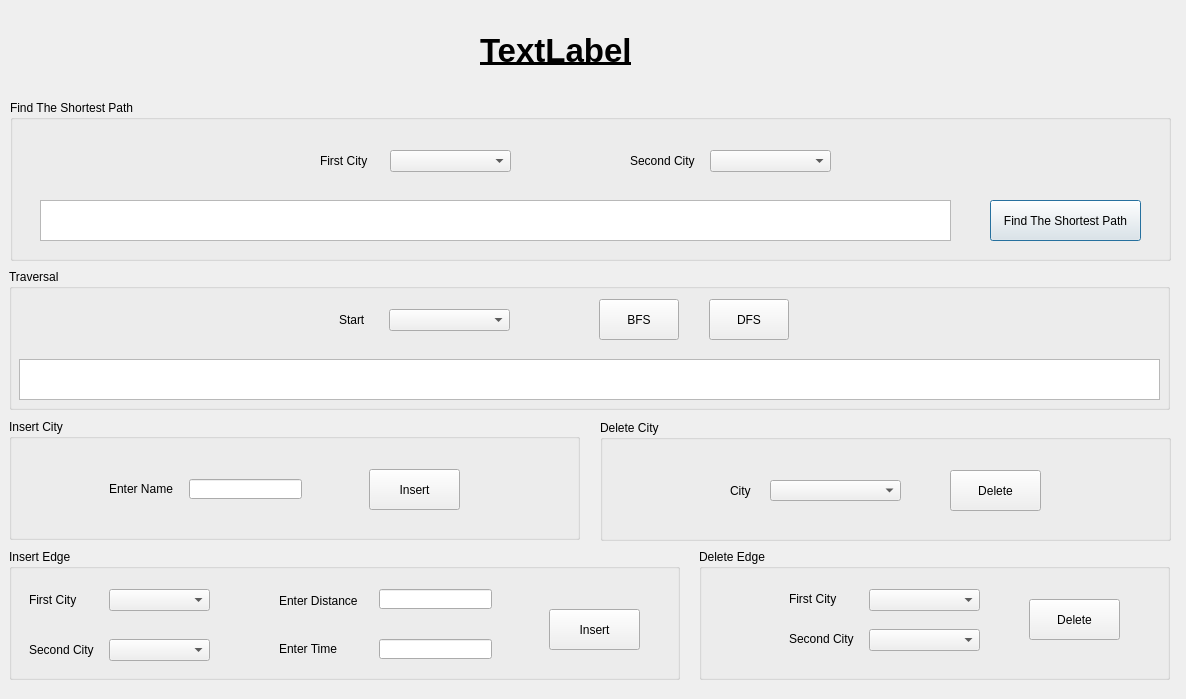
Old version of the form ui/exploremap.ui in the repository ziaddevv/Guide_Me_Path_Finder.
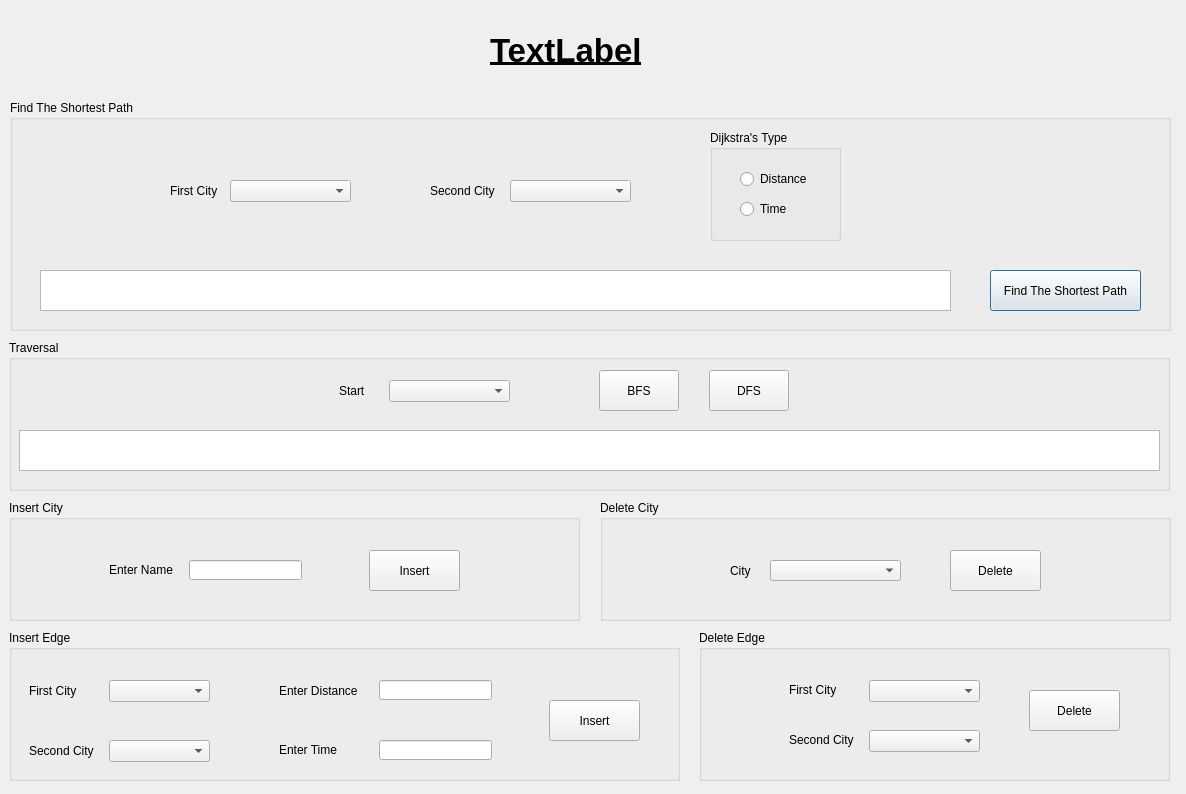
New version of the form.

```diff
--- a/ui/exploremap.ui
+++ b/ui/exploremap.ui
@@ -7,7 +7,7 @@
     <x>0</x>
     <y>0</y>
     <width>1186</width>
-    <height>699</height>
+    <height>794</height>
    </rect>
   </property>
   <property name="windowTitle">
@@ -16,7 +16,7 @@
   <widget class="QLabel" name="label">
    <property name="geometry">
     <rect>
-     <x>480</x>
+     <x>490</x>
      <y>20</y>
      <width>291</width>
      <height>61</height>
@@ -39,7 +39,7 @@
      <x>10</x>
      <y>100</y>
      <width>1161</width>
-     <height>161</height>
+     <height>231</height>
     </rect>
    </property>
    <property name="title">
@@ -48,8 +48,8 @@
    <widget class="QComboBox" name="city1">
     <property name="geometry">
      <rect>
-      <x>380</x>
-      <y>50</y>
+      <x>220</x>
+      <y>80</y>
       <width>121</width>
       <height>22</height>
      </rect>
@@ -58,8 +58,8 @@
    <widget class="QComboBox" name="city2">
     <property name="geometry">
      <rect>
-      <x>700</x>
-      <y>50</y>
+      <x>500</x>
+      <y>80</y>
       <width>121</width>
       <height>22</height>
      </rect>
@@ -68,8 +68,8 @@
    <widget class="QLabel" name="label_2">
     <property name="geometry">
      <rect>
-      <x>310</x>
-      <y>50</y>
+      <x>160</x>
+      <y>80</y>
       <width>51</width>
       <height>21</height>
      </rect>
@@ -81,8 +81,8 @@
    <widget class="QLabel" name="label_3">
     <property name="geometry">
      <rect>
-      <x>620</x>
-      <y>50</y>
+      <x>420</x>
+      <y>80</y>
       <width>71</width>
       <height>21</height>
      </rect>
@@ -95,7 +95,7 @@
     <property name="geometry">
      <rect>
       <x>980</x>
-      <y>100</y>
+      <y>170</y>
       <width>151</width>
       <height>41</height>
      </rect>
@@ -108,20 +108,59 @@
     <property name="geometry">
      <rect>
       <x>30</x>
-      <y>100</y>
+      <y>170</y>
       <width>911</width>
       <height>41</height>
      </rect>
     </property>
    </widget>
+   <widget class="QGroupBox" name="groupBox_7">
+    <property name="geometry">
+     <rect>
+      <x>700</x>
+      <y>30</y>
+      <width>131</width>
+      <height>111</height>
+     </rect>
+    </property>
+    <property name="title">
+     <string>Dijkstra's Type</string>
+    </property>
+    <widget class="QRadioButton" name="distance_rad">
+     <property name="geometry">
+      <rect>
+       <x>30</x>
+       <y>40</y>
+       <width>69</width>
+       <height>18</height>
+      </rect>
+     </property>
+     <property name="text">
+      <string>Distance</string>
+     </property>
+    </widget>
+    <widget class="QRadioButton" name="time_rad">
+     <property name="geometry">
+      <rect>
+       <x>30</x>
+       <y>70</y>
+       <width>69</width>
+       <height>18</height>
+      </rect>
+     </property>
+     <property name="text">
+      <string>Time</string>
+     </property>
+    </widget>
+   </widget>
   </widget>
   <widget class="QGroupBox" name="groupBox_2">
    <property name="geometry">
     <rect>
      <x>9</x>
-     <y>269</y>
+     <y>340</y>
      <width>1161</width>
-     <height>141</height>
+     <height>151</height>
     </rect>
    </property>
    <property name="title">
@@ -191,7 +230,7 @@
    <property name="geometry">
     <rect>
      <x>9</x>
-     <y>419</y>
+     <y>500</y>
      <width>571</width>
      <height>121</height>
     </rect>
@@ -240,7 +279,7 @@
    <property name="geometry">
     <rect>
      <x>600</x>
-     <y>420</y>
+     <y>500</y>
      <width>571</width>
      <height>121</height>
     </rect>
@@ -289,9 +328,9 @@
    <property name="geometry">
     <rect>
      <x>9</x>
-     <y>549</y>
+     <y>630</y>
      <width>671</width>
-     <height>131</height>
+     <height>151</height>
     </rect>
    </property>
    <property name="title">
@@ -301,7 +340,7 @@
     <property name="geometry">
      <rect>
       <x>100</x>
-      <y>40</y>
+      <y>50</y>
       <width>101</width>
       <height>22</height>
      </rect>
@@ -311,7 +350,7 @@
     <property name="geometry">
      <rect>
       <x>100</x>
-      <y>90</y>
+      <y>110</y>
       <width>101</width>
       <height>22</height>
      </rect>
@@ -321,7 +360,7 @@
     <property name="geometry">
      <rect>
       <x>20</x>
-      <y>40</y>
+      <y>50</y>
       <width>51</width>
       <height>21</height>
      </rect>
@@ -334,7 +373,7 @@
     <property name="geometry">
      <rect>
       <x>20</x>
-      <y>90</y>
+      <y>110</y>
       <width>71</width>
       <height>21</height>
      </rect>
@@ -347,7 +386,7 @@
     <property name="geometry">
      <rect>
       <x>270</x>
-      <y>41</y>
+      <y>50</y>
       <width>81</width>
       <height>21</height>
      </rect>
@@ -360,7 +399,7 @@
     <property name="geometry">
      <rect>
       <x>270</x>
-      <y>90</y>
+      <y>110</y>
       <width>61</width>
       <height>20</height>
      </rect>
@@ -373,7 +412,7 @@
     <property name="geometry">
      <rect>
       <x>370</x>
-      <y>40</y>
+      <y>50</y>
       <width>113</width>
       <height>20</height>
      </rect>
@@ -383,7 +422,7 @@
     <property name="geometry">
      <rect>
       <x>370</x>
-      <y>90</y>
+      <y>110</y>
       <width>113</width>
       <height>20</height>
      </rect>
@@ -393,7 +432,7 @@
     <property name="geometry">
      <rect>
       <x>540</x>
-      <y>60</y>
+      <y>70</y>
       <width>91</width>
       <height>41</height>
      </rect>
@@ -407,9 +446,9 @@
    <property name="geometry">
     <rect>
      <x>699</x>
-     <y>549</y>
+     <y>630</y>
      <width>471</width>
-     <height>131</height>
+     <height>151</height>
     </rect>
    </property>
    <property name="title">
@@ -419,7 +458,7 @@
     <property name="geometry">
      <rect>
       <x>90</x>
-      <y>40</y>
+      <y>50</y>
       <width>51</width>
       <height>20</height>
      </rect>
@@ -432,7 +471,7 @@
     <property name="geometry">
      <rect>
       <x>90</x>
-      <y>80</y>
+      <y>100</y>
       <width>71</width>
       <height>20</height>
      </rect>
@@ -445,7 +484,7 @@
     <property name="geometry">
      <rect>
       <x>170</x>
-      <y>40</y>
+      <y>50</y>
       <width>111</width>
       <height>22</height>
      </rect>
@@ -455,7 +494,7 @@
     <property name="geometry">
      <rect>
       <x>170</x>
-      <y>80</y>
+      <y>100</y>
       <width>111</width>
       <height>22</height>
      </rect>
@@ -465,7 +504,7 @@
     <property name="geometry">
      <rect>
       <x>330</x>
-      <y>50</y>
+      <y>60</y>
       <width>91</width>
       <height>41</height>
      </rect>
```
